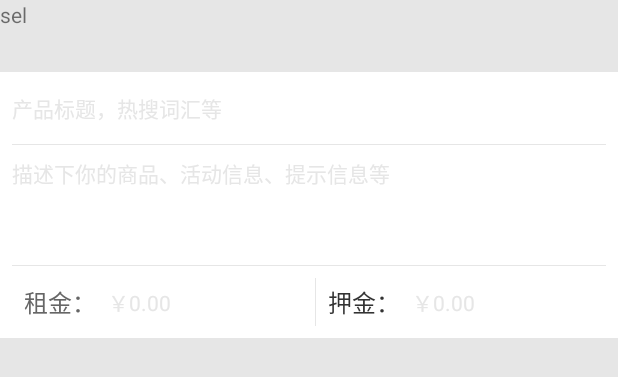
After one commit to 972242736/AncientCostume_android, an Android app: the layout activity_release_info.xml on its own in the app's theme, with its tools: preview values and no code run, on a phone screen of 412 x 824 dp. The commit adds this screen. Shown: the top 377 px of the screen. Run offline under Robolectric (Android 15) with nearby library versions, the phone set to English and light mode, and no system bars.

Commit message:
添加发布界面

```diff
--- a/app/src/main/AndroidManifest.xml
+++ b/app/src/main/AndroidManifest.xml
@@ -30,7 +30,8 @@
         android:icon="@drawable/ic_launcher"
         android:label="@string/app_name"
         android:theme="@style/AppTheme">
-        <activity android:name=".MainActivity">
+        <!--<activity android:name=".MainActivity">-->
+        <activity android:name="com.mmf.ancientcostume.fragment.user.ReleaseActivity">
             <intent-filter>
                 <action android:name="android.intent.action.MAIN" />
                 <category android:name="android.intent.category.LAUNCHER" />
@@ -38,6 +39,7 @@
         </activity>
         <!--<activity android:name="com.mmf.ancientcostume.MainActivity" />-->
         <activity android:name="com.mmf.ancientcostume.other.zhy.imageloader.SelPhotoActivity" />
+        <!--<activity android:name="com.mmf.ancientcostume.fragment.user.ReleaseActivityity" />-->
         <!-- 百度定位开始 -->
         <service
             android:name="com.baidu.location.f"
--- a/app/src/main/java/com/mmf/ancientcostume/presenter/imp/user/UserPresenterImp.java
+++ b/app/src/main/java/com/mmf/ancientcostume/presenter/imp/user/UserPresenterImp.java
@@ -45,7 +45,7 @@ public class UserPresenterImp extends BasePresenter implements IPresenter<Object
         mCompositeSubscription.add(subscription);
     }
 
-    public void uploadPhoto(List<MultipartBody.Part> bodyMap) {
+    public void uploadPhoto(Map<String,MultipartBody.Part> bodyMap) {
         showLoadingDialog();
         subscription = mUserService.uploadPhoto(bodyMap).doOnNext(new Action1<List<String>>() {
 
--- /dev/null
+++ b/app/src/main/res/layout/activity_release_info.xml
@@ -0,0 +1,78 @@
+<?xml version="1.0" encoding="utf-8"?>
+<LinearLayout xmlns:android="http://schemas.android.com/apk/res/android"
+    android:layout_width="match_parent"
+    android:layout_height="match_parent"
+    android:background="@color/app_background"
+    android:orientation="vertical">
+
+    <TextView
+        android:id="@+id/tv_sel"
+        android:layout_width="match_parent"
+        android:layout_height="48dp"
+        android:text="sel" />
+
+    <android.support.v7.widget.RecyclerView
+        android:id="@+id/rv_preview_img"
+        android:layout_width="match_parent"
+        android:layout_height="wrap_content" />
+
+    <LinearLayout style="@style/Lly_normal_style_vertical">
+
+        <EditText
+            android:id="@+id/et_title"
+            style="@style/Release_edit_style"
+            android:hint="产品标题，热搜词汇等"
+            android:minHeight="@dimen/public_space_value_48" />
+
+        <View style="@style/Line_horizontal" />
+
+        <EditText
+            android:id="@+id/et_describe"
+            style="@style/Release_edit_style"
+            android:gravity="top"
+            android:hint="描述下你的商品、活动信息、提示信息等"
+            android:minHeight="80dp" />
+
+        <View style="@style/Line_horizontal" />
+
+        <LinearLayout
+            style="@style/Lly_normal_style_horizontal"
+            android:paddingLeft="@dimen/public_space_value_8"
+            android:paddingRight="@dimen/public_space_value_8">
+
+            <TextView
+                style="@style/Remind_text_style"
+                android:text="租金：" />
+
+            <EditText
+                android:id="@+id/ed_rental"
+                style="@style/Release_edit_normal_style"
+                android:layout_weight="1"
+                android:hint="￥0.00"
+                android:inputType="numberDecimal" />
+
+            <View
+                style="@style/Line_vertical"
+                android:layout_marginLeft="@dimen/public_space_value_8" />
+
+            <TextView
+                style="@style/Remind_text_normal_style"
+                android:layout_marginLeft="@dimen/public_space_value_8"
+                android:layout_marginRight="@dimen/public_space_value_8"
+                android:text="押金：" />
+
+            <EditText
+                android:id="@+id/ed_deposit"
+                style="@style/Release_edit_normal_style"
+                android:layout_weight="1"
+                android:hint="￥0.00"
+                android:inputType="numberDecimal" />
+        </LinearLayout>
+    </LinearLayout>
+
+    <android.support.v7.widget.RecyclerView
+        android:id="@+id/rv_introduce_img"
+        android:layout_width="match_parent"
+        android:layout_height="wrap_content" />
+
+</LinearLayout>
--- a/app/src/main/res/values/app_styles.xml
+++ b/app/src/main/res/values/app_styles.xml
@@ -17,15 +17,79 @@
         <item name="android:layout_marginTop">@dimen/public_space_value_8</item>
         <item name="android:orientation">vertical</item>
     </style>
+    <style name="Lly_normal_style_vertical">
+        <item name="android:layout_height">wrap_content</item>
+        <item name="android:layout_width">match_parent</item>
+        <item name="android:background">@color/white</item>
+        <item name="android:orientation">vertical</item>
+    </style>
+    <style name="Lly_normal_style_horizontal">
+        <item name="android:layout_height">wrap_content</item>
+        <item name="android:layout_width">match_parent</item>
+        <item name="android:minHeight">@dimen/public_space_value_48</item>
+        <item name="android:gravity">center_vertical</item>
+        <item name="android:background">@color/white</item>
+        <item name="android:orientation">horizontal</item>
+    </style>
     <style name="User_text_style">
         <item name="android:layout_height">wrap_content</item>
         <item name="android:layout_width">0dp</item>
         <item name="android:layout_weight">1</item>
+        <item name="android:textSize">@dimen/public_textsize_value_12</item>
+        <item name="android:textColor">@color/T4</item>
+    </style>
+    <style name="Remind_text_style">
+        <item name="android:layout_height">wrap_content</item>
+        <item name="android:layout_width">wrap_content</item>
+        <item name="android:padding">@dimen/public_space_value_8</item>
+        <item name="android:textSize">@dimen/public_textsize_value_16</item>
+        <item name="android:textColor">@color/T4</item>
+    </style>
+    <style name="Remind_text_normal_style">
+        <item name="android:layout_height">wrap_content</item>
+        <item name="android:layout_width">wrap_content</item>
+        <item name="android:textSize">@dimen/public_textsize_value_16</item>
+        <item name="android:textColor">@color/T5</item>
+    </style>
+    <style name="Release_edit_style">
+        <item name="android:layout_height">wrap_content</item>
+        <item name="android:layout_width">match_parent</item>
+        <item name="android:textSize">@dimen/public_textsize_value_14</item>
+        <item name="android:padding">@dimen/public_space_value_8</item>
+        <item name="android:background">@color/white</item>
+        <item name="android:textColorHint">@color/S2</item>
+        <item name="android:textColor">@color/T4</item>
+    </style>
+    <style name="Release_edit_normal_style">
+        <item name="android:layout_height">wrap_content</item>
+        <item name="android:layout_width">match_parent</item>
+        <item name="android:textSize">@dimen/public_textsize_value_14</item>
+        <item name="android:background">@color/white</item>
+        <item name="android:textColorHint">@color/S2</item>
         <item name="android:textColor">@color/T4</item>
     </style>
     <style name="Line_horizontal">
-        <item name="android:layout_height">@dimen/public_space_value_1</item>
+        <item name="android:layout_height">@dimen/public_space_value_0.5</item>
         <item name="android:layout_width">match_parent</item>
+        <item name="android:background">@color/line_color</item>
+        <item name="android:layout_marginLeft">@dimen/public_space_value_8</item>
+        <item name="android:layout_marginRight">@dimen/public_space_value_8</item>
+    </style>
+    <style name="Line_horizontal_normal">
+        <item name="android:layout_height">@dimen/public_space_value_0.5</item>
+        <item name="android:layout_width">match_parent</item>
+        <item name="android:background">@color/line_color</item>
+    </style>
+    <style name="Line_vertical">
+        <item name="android:layout_height">match_parent</item>
+        <item name="android:layout_width">@dimen/public_space_value_0.5</item>
+        <item name="android:background">@color/line_color</item>
+        <item name="android:layout_marginTop">@dimen/public_space_value_8</item>
+        <item name="android:layout_marginBottom">@dimen/public_space_value_8</item>
+    </style>
+    <style name="Line_vertical_normal">
+        <item name="android:layout_height">match_parent</item>
+        <item name="android:layout_width">@dimen/public_space_value_0.5</item>
         <item name="android:background">@color/line_color</item>
     </style>
     <style name="anim_popup_dir">
--- a/app/src/main/res/values/colors.xml
+++ b/app/src/main/res/values/colors.xml
@@ -14,7 +14,6 @@
     <color name="BG3">#F0F0F0</color>
     <color name="S1">#F0F0F0</color>
     <color name="S2">#E6E6E6</color>
-    <color name="line_color">#CCCCCC</color>
     <color name="S4">#999999</color>
     <color name="T1">#FFFFFF</color>
     <color name="T2">#CCCCCC</color>
@@ -31,4 +30,6 @@
 
     <color name="top_withe">#bfffffff</color>
     <color name="top_red">#FB3D53</color>
+    <color name="app_background">#E6E6E6</color>
+    <color name="line_color">#E6E6E6</color>
 </resources>
--- a/app/src/main/res/values/dimens.xml
+++ b/app/src/main/res/values/dimens.xml
@@ -50,6 +50,7 @@
     <dimen name="public_space_value_40">40dp</dimen>
     <dimen name="public_space_value_43">43dp</dimen>
     <dimen name="public_space_value_45">45dp</dimen>
+    <dimen name="public_space_value_48">48dp</dimen>
     <dimen name="public_space_value_50">50dp</dimen>
     <dimen name="public_space_value_52">52dp</dimen>
     <dimen name="public_space_value_55">55dp</dimen>
```
Also changed, not shown: app/src/main/java/com/mmf/ancientcostume/adapter/home/ReleaseInfoImageAdapter.java (added, +84 -0 lines), app/src/main/java/com/mmf/ancientcostume/common/utils/ClippingPicture.java (+23 -6 lines), app/src/main/java/com/mmf/ancientcostume/common/utils/DipUtil.java (added, +86 -0 lines), app/src/main/java/com/mmf/ancientcostume/fragment/user/ReleaseActivity.java (added, +80 -0 lines), app/src/main/java/com/mmf/ancientcostume/fragment/user/UserFragment.java (+13 -8 lines), app/src/main/java/com/mmf/ancientcostume/service/user/UserService.java (+6 -2 lines), app/src/main/java/com/mmf/ancientcostume/service/user/UserServiceApi.java (+3 -6 lines), app/src/main/java/com/mmf/ancientcostume/widget/SpaceItemDecoration.java (added, +32 -0 lines), app/src/main/res/drawable/shape_edit_white_round.xml (added, +9 -0 lines), app/src/main/res/layout/adapter_release_info.xml (added, +19 -0 lines), app/src/main/res/layout/fragment_user.xml (+8 -0 lines).
